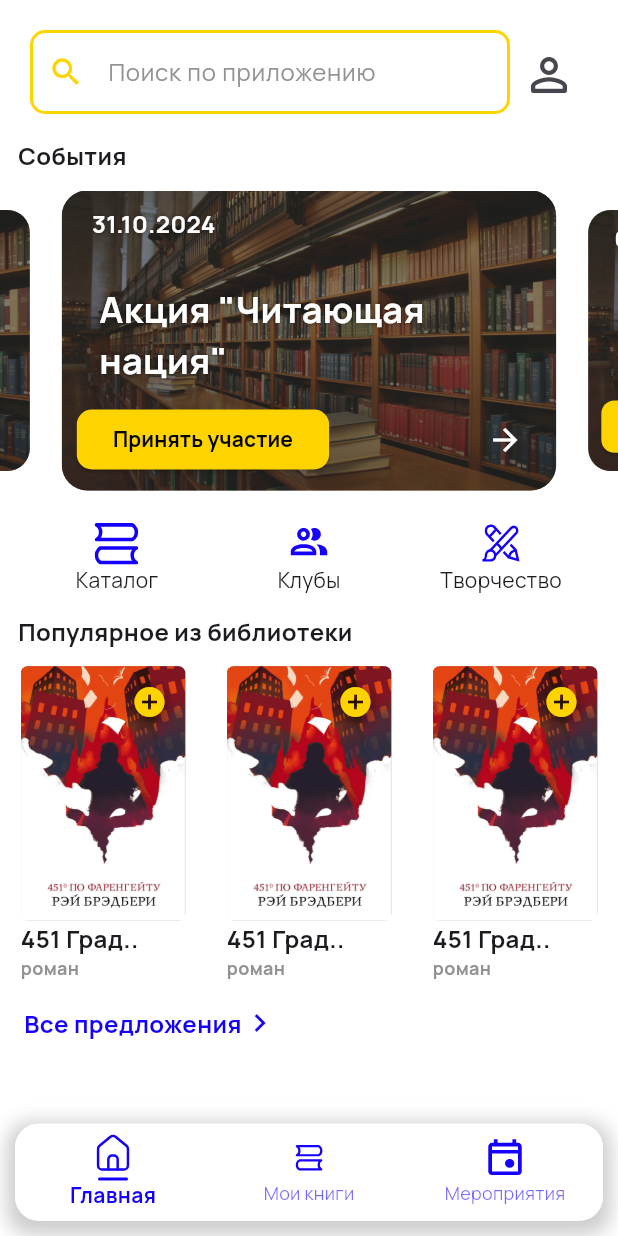
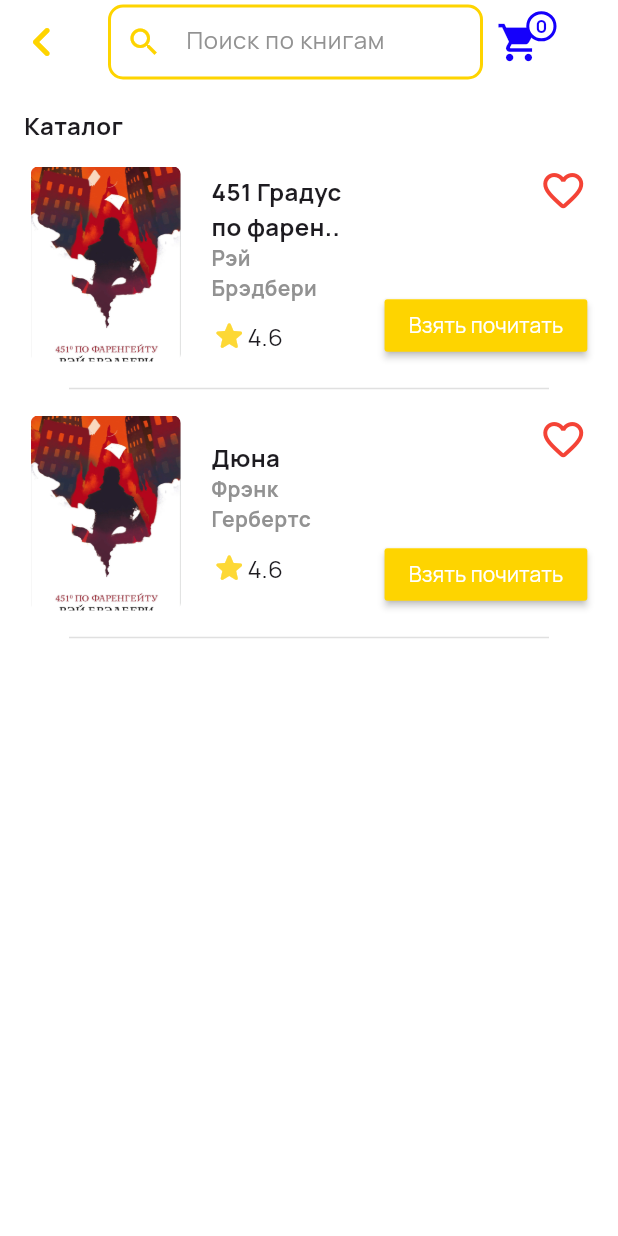
Before and after one commit to 4Foshen/BookshelfApp, a Flutter app: the screen it shows after launch, after a tap on "Каталог", on a phone screen of 412 x 824 dp. Run offline on Flutter 3.47's test engine with Material 3 defaults, Android fonts, the phone set to English and light mode, and no system bars; drawn by our look-alikes of carousel_slider; our stand-ins replace auto_size_text, flutter_svg.

Commit message:
event info, catalog page

```diff
--- /dev/null
+++ b/bookshelf_app/lib/pages/catalog_page.dart
@@ -0,0 +1,122 @@
+import 'package:bookshelf_app/system/app_colors.dart';
+import 'package:bookshelf_app/system/book.dart';
+import 'package:bookshelf_app/widgets/booklist_element.dart';
+import 'package:bookshelf_app/widgets/booklist_states/get_book.dart';
+import 'package:bookshelf_app/widgets/booklist_states/have_book.dart';
+import 'package:bookshelf_app/widgets/search_widget.dart';
+import 'package:flutter/material.dart';
+
+class CatalogPage extends StatefulWidget {
+  const CatalogPage({super.key});
+
+  @override
+  State<CatalogPage> createState() => _CatalogPageState();
+}
+
+class _CatalogPageState extends State<CatalogPage> {
+  List<Book> books = [
+    Book(
+        bookName: "451 Градус по фаренгейту",
+        author: "Рэй Брэдбери",
+        description:
+            "«451 градус по Фаренгейту» — научно-фантастический роман-антиутопия Рэя Брэдбери, изданный в 1953 году. Роман описывает американское общество близкого будущего, в котором книги находятся под запретом. «Пожарные», к числу которых принадлежит и главный герой Гай Монтэг, сжигают любые найденные книги.\nВ ходе романа Монтэг разочаровывается в идеалах общества, частью которого он является, становится изгоем и присоединяется к небольшой подпольной группе маргиналов, сторонники которой заучивают тексты книг, чтобы спасти их для потомков.",
+        genre: "Роман",
+        term: "29.10.2024",
+        imagePath: "assets/img/book.png",
+        rating: 4.6,
+        isAvailable: true,
+        isAwaiting: false),
+    Book(
+        bookName: "Дюна",
+        author: "Фрэнк Гербертс",
+        description: "Описание",
+        genre: "Роман",
+        term: "01.11.2024",
+        imagePath: "assets/img/book.png",
+        rating: 4.6,
+        isAvailable: true,
+        isAwaiting: false),
+  ];
+
+  @override
+  Widget build(BuildContext context) {
+    return Scaffold(
+      backgroundColor: AppColors.backgroundColor,
+      appBar: AppBar(
+        backgroundColor: AppColors.backgroundColor,
+        surfaceTintColor: Colors.transparent,
+        leading: IconButton(
+            onPressed: () => Navigator.of(context).pop(),
+            icon: Icon(
+              Icons.chevron_left_rounded,
+              size: 40,
+              color: AppColors.primaryColor,
+            )),
+        title: SearchWidget(
+          hintText: "Поиск по книгам",
+          iconButton: IconButton(
+              onPressed: () {},
+              icon: Stack(
+                clipBehavior: Clip.none,
+                children: [
+                  Icon(
+                    Icons.shopping_cart,
+                    color: AppColors.secondaryColor,
+                    size: 30,
+                  ),
+                  Positioned(
+                    right: -10,
+                    top: -10,
+                    child: Container(
+                      padding: EdgeInsets.all(4),
+                      decoration: BoxDecoration(
+                        color: Colors.white,
+                        shape: BoxShape.circle,
+                        border: Border.all(
+                            color: AppColors.secondaryColor, width: 2),
+                      ),
+                      child: Text(
+                        //INPUT HERE ITEM COUNT
+                        "0",
+                        style: TextStyle(
+                          color: AppColors.secondaryColor,
+                          fontSize: 12,
+                          fontWeight: FontWeight.bold,
+                        ),
+                      ),
+                    ),
+                  ),
+                ],
+              )),
+          width: 250,
+          spacing: 0,
+        ),
+      ),
+      body: Column(
+        crossAxisAlignment: CrossAxisAlignment.start,
+        children: [
+          Padding(
+            padding: const EdgeInsets.all(16.0),
+            child: Text(
+              "Каталог",
+              style: TextStyle(fontSize: 16, fontWeight: FontWeight.bold),
+            ),
+          ),
+          Container(
+            height: 550,
+            child: ListView.builder(
+              itemCount: books.length,
+              itemBuilder: (context, index) {
+                return BookListElement(
+                    bookInfo: books[index],
+                    rightWidget: GetBook(onButtonPress: (){
+                      //ADD TO CART
+                    }));
+              },
+            ),
+          )
+        ],
+      ),
+    );
+  }
+}
--- a/bookshelf_app/lib/pages/home_page.dart
+++ b/bookshelf_app/lib/pages/home_page.dart
@@ -1,5 +1,6 @@
 import 'package:auto_size_text/auto_size_text.dart';
 import 'package:bookshelf_app/pages/book_page.dart';
+import 'package:bookshelf_app/pages/catalog_page.dart';
 import 'package:bookshelf_app/system/app_colors.dart';
 import 'package:bookshelf_app/system/book.dart';
 import 'package:bookshelf_app/system/event.dart';
@@ -21,14 +22,16 @@ class _HomePageState extends State<HomePage> {
   List<Event> events = [
     Event(
         eventName: "Акция \"Читающая нация\"",
-        description: "Описание",
+        description: "В современном мире, где технологии играют важную роль в жизни каждого, чтение книг остается важным элементом культуры и образования. Мероприятие «Читающая нация» направлено на популяризацию чтения как важного инструмента развития личности и общества в целом.",
         imagePath: "assets/img/example.jpg",
-        date: "31.10.2024"),
+        date: "31.10.2024",
+        adress: "Караганда, ул. Саттара Ерубаева, 44"),
     Event(
         eventName: "Акция \"Обмен книг\"",
         description: "Описание описание описание",
         imagePath: "assets/img/example.jpg",
-        date: "01.11.2024"),
+        date: "01.11.2024",
+        adress: "Караганда, ул. Пушкинская 52"),
   ];
 
   @override
@@ -43,7 +46,11 @@ class _HomePageState extends State<HomePage> {
               height: 20,
             ),
             //TextField
-            SearchWidget(hintText: "Поиск по приложению"),
+            SearchWidget(hintText: "Поиск по приложению", iconButton: IconButton(
+            onPressed: () {
+              //on button press
+            },
+            icon: Icon(Icons.person_outline_rounded, size: 36)),),
 
             Padding(
               padding: const EdgeInsets.all(12.0),
@@ -69,12 +76,6 @@ class _HomePageState extends State<HomePage> {
                       return EventCardWidget(
                         eventInfo: data,
                         buttonText: "Принять участие",
-                        onButtonPressed: () {
-                          print('${data} button pressed');
-                        },
-                        onIconPressed: () {
-                          print('${data} icon pressed');
-                        },
                       );
                     },
                   );
@@ -93,7 +94,9 @@ class _HomePageState extends State<HomePage> {
                   assetPath: "assets/svg/catalog.svg",
                   text: "Каталог",
                   height: 20,
-                  onButtonPressed: () {},
+                  onButtonPressed: () {
+                    Navigator.push(context, MaterialPageRoute(builder:(context) => CatalogPage(),));
+                  },
                 ),
                 IconContainer(
                   assetPath: "assets/svg/clubs.svg",
@@ -120,6 +123,7 @@ class _HomePageState extends State<HomePage> {
               ),
             ),
 
+            //CHANGE AFTER BACKEND
             //BookList
             Row(
               mainAxisAlignment: MainAxisAlignment.spaceAround,
@@ -129,6 +133,19 @@ class _HomePageState extends State<HomePage> {
                       bookName: "451 Градус по фаренгейту",
                       author: "Рэй Брэдбери",
                       description: "Описание",
+                      genre: "роман",
+                      term: "30.10.2024",
+                      imagePath: "assets/img/book.png",
+                      rating: 4.6,
+                      isAvailable: true,
+                      isAwaiting: false),
+                ),
+                BookContainer(
+                  bookInfo: Book(
+                      bookName: "451 Градус по фаренгейту",
+                      author: "Рэй Брэдбери",
+                      description: "Описание",
+                      term: "01.11.2024",
                       genre: "роман",
                       imagePath: "assets/img/book.png",
                       rating: 4.6,
@@ -141,17 +158,7 @@ class _HomePageState extends State<HomePage> {
                       author: "Рэй Брэдбери",
                       description: "Описание",
                       genre: "роман",
-                      imagePath: "assets/img/book.png",
-                      rating: 4.6,
-                      isAvailable: true,
-                      isAwaiting: false),
-                ),
-                BookContainer(
-                  bookInfo: Book(
-                      bookName: "451 Градус по фаренгейту",
-                      author: "Рэй Брэдбери",
-                      description: "Описание",
-                      genre: "роман",
+                      term: "01.11.2024",
                       imagePath: "assets/img/book.png",
                       rating: 4.6,
                       isAvailable: true,
--- a/bookshelf_app/lib/system/book.dart
+++ b/bookshelf_app/lib/system/book.dart
@@ -3,6 +3,7 @@ class Book {
   final String author;
   final String description;
   final String genre;
+  final String term;
   //Change to smth
   final String imagePath;
   final double rating;
@@ -14,6 +15,7 @@ class Book {
     required this.author,
     required this.description,
     required this.genre,
+    required this.term,
     required this.imagePath,
     required this.rating,
     required this.isAvailable,
--- a/bookshelf_app/lib/system/event.dart
+++ b/bookshelf_app/lib/system/event.dart
@@ -3,11 +3,13 @@ class Event {
   final String description;
   final String imagePath;
   final String date;
+  final String adress;
 
   Event({
     required this.eventName,
     required this.description,
     required this.imagePath,
     required this.date,
+    this.adress = "",
   });
 }
--- /dev/null
+++ b/bookshelf_app/lib/widgets/booklist_states/get_book.dart
@@ -0,0 +1,39 @@
+import 'package:bookshelf_app/system/app_colors.dart';
+import 'package:flutter/material.dart';
+
+class GetBook extends StatelessWidget {
+
+  final VoidCallback onButtonPress;
+
+  const GetBook({required this.onButtonPress,super.key});
+
+  @override
+  Widget build(BuildContext context) {
+    return Column(
+      mainAxisAlignment: MainAxisAlignment.spaceEvenly,
+      crossAxisAlignment: CrossAxisAlignment.end,
+      children: [
+        Icon(
+          Icons.favorite_border_rounded,
+          color: Colors.red,
+          size: 32,
+        ),
+        SizedBox(height: 50,),
+        MaterialButton(
+          height: 35,
+          minWidth: 100,
+          color: AppColors.primaryColor,
+          onPressed: () {
+            //ADD FUNCTION
+          },
+          child: Text(
+            "Взять почитать",
+            style: TextStyle(
+              color: AppColors.backgroundColor,
+            ),
+          ),
+        ),
+      ],
+    );
+  }
+}
--- a/bookshelf_app/lib/widgets/search_widget.dart
+++ b/bookshelf_app/lib/widgets/search_widget.dart
@@ -3,19 +3,29 @@ import 'package:flutter/material.dart';
 
 class SearchWidget extends StatelessWidget {
   final String hintText;
+  final IconButton iconButton;
+  final double width;
+  final double height;
+  final double spacing;
 
-  const SearchWidget({required this.hintText, super.key});
+  const SearchWidget(
+      {required this.hintText,
+      required this.iconButton,
+      this.width = 320,
+      this.height = 50,
+      this.spacing = 20,
+      super.key});
 
   @override
   Widget build(BuildContext context) {
     return Row(
       children: [
         SizedBox(
-          width: 20,
+          width: spacing,
         ),
         SizedBox(
-          width: 320,
-          height: 60,
+          width: width,
+          height: height,
           child: TextField(
             decoration: InputDecoration(
               hintText: hintText,
@@ -41,11 +51,7 @@ class SearchWidget extends StatelessWidget {
             ),
           ),
         ),
-        IconButton(
-            onPressed: () {
-              //on button press
-            },
-            icon: Icon(Icons.person_outline_rounded, size: 36))
+        iconButton,
       ],
     );
   }
```
Also changed, not shown: bookshelf_app/lib/pages/event_info.dart (added, +195 -0 lines), bookshelf_app/lib/pages/event_page.dart (+19 -8 lines), bookshelf_app/lib/pages/mybook_page.dart (+15 -4 lines), bookshelf_app/lib/widgets/event_card.dart (+27 -15 lines), bookshelf_app/assets/svg/map-pin.svg (added).
